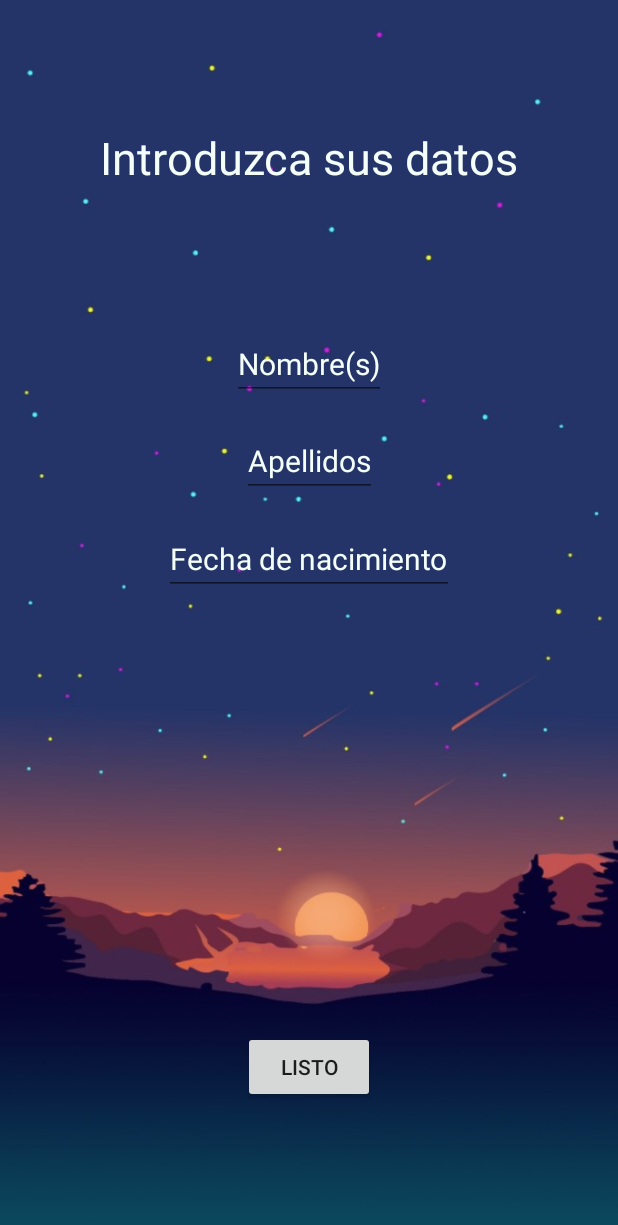
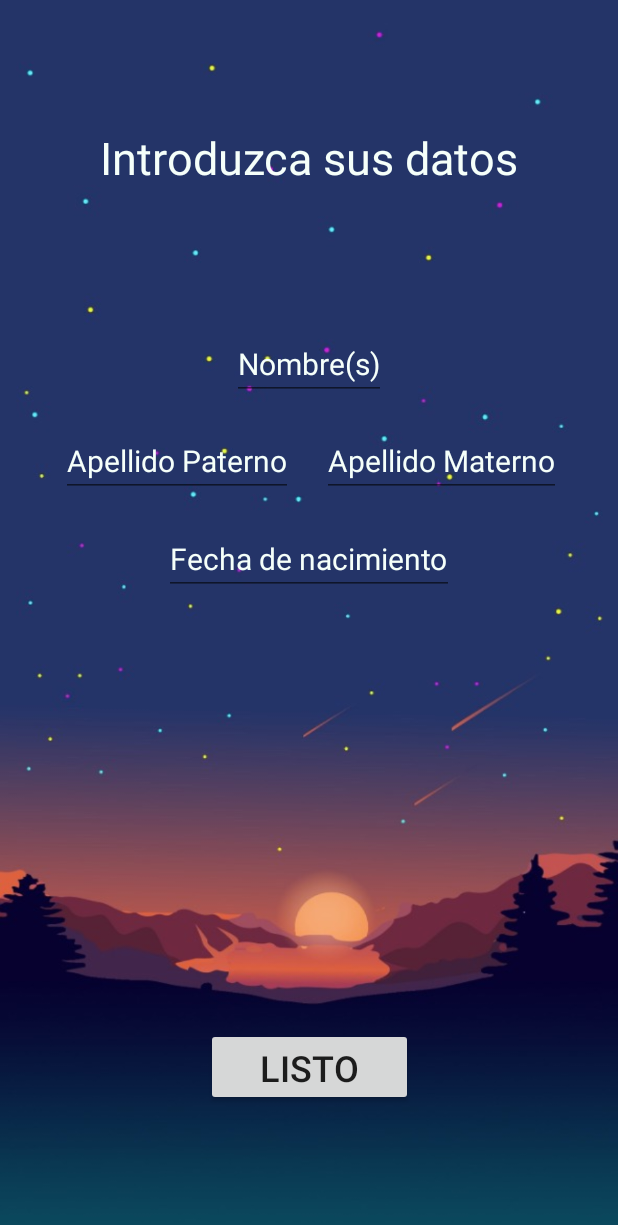
Before and after one commit to Stefany-Ag/MyApp1, an Android app: the screen it shows after launch (MainActivity), on a phone screen of 412 x 824 dp. Shown: the top 1225 px of the screen. Run offline under Robolectric (Android 15) with nearby library versions, the phone set to English and light mode, and no system bars; 3 statements that could not run were skipped.

Commit message:
Third Commit

```diff
--- a/app/src/main/res/layout/activity_main.xml
+++ b/app/src/main/res/layout/activity_main.xml
@@ -73,17 +73,34 @@
         app:layout_constraintTop_toTopOf="@+id/guideline" />
 
     <EditText
-        android:id="@+id/etApellido"
+        android:id="@+id/etApPat"
         android:layout_width="wrap_content"
         android:layout_height="wrap_content"
         android:clickable="true"
         android:focusable="false"
         android:fontFamily="sans-serif"
-        android:text="@string/etApellido"
+        android:text="@string/etApellido1"
         android:textColor="@color/MintCream"
         android:textSize="20sp"
         app:layout_constraintBottom_toTopOf="@+id/guideline2"
         app:layout_constraintEnd_toEndOf="parent"
+        app:layout_constraintHorizontal_bias="0.159"
+        app:layout_constraintStart_toStartOf="parent"
+        app:layout_constraintTop_toTopOf="@+id/guideline5" />
+
+    <EditText
+        android:id="@+id/etApMat"
+        android:layout_width="wrap_content"
+        android:layout_height="wrap_content"
+        android:clickable="true"
+        android:focusable="false"
+        android:fontFamily="sans-serif"
+        android:text="@string/etApellido2"
+        android:textColor="@color/MintCream"
+        android:textSize="20sp"
+        app:layout_constraintBottom_toTopOf="@+id/guideline2"
+        app:layout_constraintEnd_toEndOf="parent"
+        app:layout_constraintHorizontal_bias="0.85"
         app:layout_constraintStart_toStartOf="parent"
         app:layout_constraintTop_toTopOf="@+id/guideline5" />
 
@@ -101,9 +118,10 @@
 
     <Button
         android:id="@+id/btnListo"
-        android:layout_width="wrap_content"
-        android:layout_height="wrap_content"
+        android:layout_width="138dp"
+        android:layout_height="52dp"
         android:text="@string/btnListo"
+        android:textSize="24sp"
         app:layout_constraintBottom_toBottomOf="parent"
         app:layout_constraintEnd_toEndOf="parent"
         app:layout_constraintStart_toStartOf="parent"
--- a/app/src/main/res/values/strings.xml
+++ b/app/src/main/res/values/strings.xml
@@ -3,7 +3,8 @@
     <string name="tvInst">Escoja una opción</string>
     <string name="tvRFC">Su RFC es:</string>
     <string name="etNombre">Nombre(s)</string>
-    <string name="etApellido">Apellidos</string>
+    <string name="etApellido1">Apellido Paterno</string>
+    <string name="etApellido2">Apellido Materno</string>
     <string name="etFecha">Fecha de nacimiento</string>
     <string name="btnListo">Listo</string>
     <string name="btnRFC">RFC</string>
@@ -12,6 +13,4 @@
     <string name="alertaDatos">Por favor revise sus datos</string>
     <string name="exitoso">Proceso exitoso</string>
     <string name="reqDatos">Obligatorio</string>
-    <string name="onPausa">Pausado</string>
-    <string name="onRest">Reinicio</string>
 </resources>
--- a/build.gradle
+++ b/build.gradle
@@ -8,7 +8,7 @@ buildscript {
 
     }
     dependencies {
-        classpath 'com.android.tools.build:gradle:3.6.1'
+        classpath 'com.android.tools.build:gradle:3.6.2'
 
 
         // NOTE: Do not place your application dependencies here; they belong
```
Also changed, not shown: app/src/main/java/com/example/myapp1/MainActivity.java (+32 -40 lines), app/src/main/java/com/example/myapp1/MainActivity3.java (+71 -0 lines), app/src/main/res/layout/activity_main3.xml (+13 -0 lines), 1 other file.
